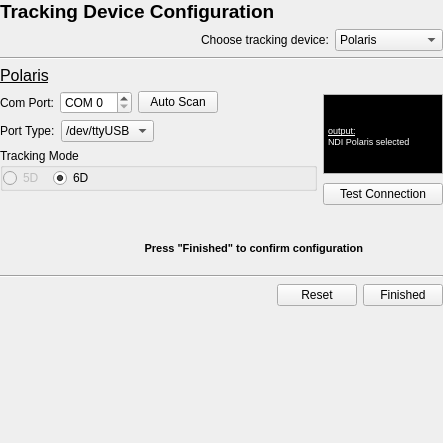
Old version of the form Modules/IGTUI/Qmitk/QmitkTrackingDeviceConfigurationWidgetControls.ui in the repository MITK/MITK.
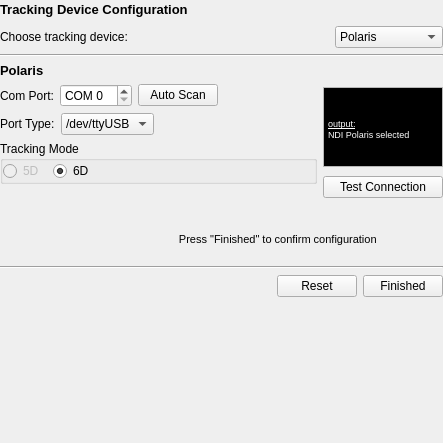
New version of the form.

Commit message: unified font sizes

```diff
--- a/Modules/IGTUI/Qmitk/QmitkTrackingDeviceConfigurationWidgetControls.ui
+++ b/Modules/IGTUI/Qmitk/QmitkTrackingDeviceConfigurationWidgetControls.ui
@@ -41,7 +41,7 @@
 &lt;html&gt;&lt;head&gt;&lt;meta name=&quot;qrichtext&quot; content=&quot;1&quot; /&gt;&lt;style type=&quot;text/css&quot;&gt;
 p, li { white-space: pre-wrap; }
 &lt;/style&gt;&lt;/head&gt;&lt;body style=&quot; font-family:'MS Shell Dlg 2'; font-size:7.8pt; font-weight:400; font-style:normal;&quot;&gt;
-&lt;p style=&quot; margin-top:0px; margin-bottom:0px; margin-left:0px; margin-right:0px; -qt-block-indent:0; text-indent:0px;&quot;&gt;&lt;span style=&quot; font-size:14pt; font-weight:600;&quot;&gt;Tracking Device Configuration&lt;/span&gt;&lt;/p&gt;&lt;/body&gt;&lt;/html&gt;</string>
+&lt;p style=&quot; margin-top:0px; margin-bottom:0px; margin-left:0px; margin-right:0px; -qt-block-indent:0; text-indent:0px;&quot;&gt;&lt;span style=&quot; font-size:10pt; font-weight:600;&quot;&gt;Tracking Device Configuration&lt;/span&gt;&lt;/p&gt;&lt;/body&gt;&lt;/html&gt;</string>
              </property>
             </widget>
            </item>
@@ -62,19 +62,6 @@
          </item>
          <item>
           <layout class="QHBoxLayout" name="horizontalLayout">
-           <item>
-            <spacer name="horizontalSpacer">
-             <property name="orientation">
-              <enum>Qt::Horizontal</enum>
-             </property>
-             <property name="sizeHint" stdset="0">
-              <size>
-               <width>128</width>
-               <height>20</height>
-              </size>
-             </property>
-            </spacer>
-           </item>
            <item>
             <widget class="QLabel" name="choose_tracking_device_label">
              <property name="text">
@@ -82,6 +69,19 @@
              </property>
             </widget>
            </item>
+           <item>
+            <spacer name="horizontalSpacer">
+             <property name="orientation">
+              <enum>Qt::Horizontal</enum>
+             </property>
+             <property name="sizeHint" stdset="0">
+              <size>
+               <width>128</width>
+               <height>20</height>
+              </size>
+             </property>
+            </spacer>
+           </item>
            <item>
             <widget class="QComboBox" name="m_trackingDeviceChooser">
              <property name="sizePolicy">
@@ -138,7 +138,7 @@
 &lt;html&gt;&lt;head&gt;&lt;meta name=&quot;qrichtext&quot; content=&quot;1&quot; /&gt;&lt;style type=&quot;text/css&quot;&gt;
 p, li { white-space: pre-wrap; }
 &lt;/style&gt;&lt;/head&gt;&lt;body style=&quot; font-family:'MS Shell Dlg 2'; font-size:7.8pt; font-weight:400; font-style:normal;&quot;&gt;
-&lt;p style=&quot; margin-top:0px; margin-bottom:0px; margin-left:0px; margin-right:0px; -qt-block-indent:0; text-indent:0px;&quot;&gt;&lt;span style=&quot; font-size:12pt; text-decoration: underline;&quot;&gt;Polaris&lt;/span&gt;&lt;/p&gt;&lt;/body&gt;&lt;/html&gt;</string>
+&lt;p style=&quot; margin-top:0px; margin-bottom:0px; margin-left:0px; margin-right:0px; -qt-block-indent:0; text-indent:0px;&quot;&gt;&lt;span style=&quot; font-size:10pt; font-weight:600;&quot;&gt;Polaris&lt;/span&gt;&lt;/p&gt;&lt;/body&gt;&lt;/html&gt;</string>
                </property>
               </widget>
              </item>
@@ -365,7 +365,7 @@
 &lt;html&gt;&lt;head&gt;&lt;meta name=&quot;qrichtext&quot; content=&quot;1&quot; /&gt;&lt;style type=&quot;text/css&quot;&gt;
 p, li { white-space: pre-wrap; }
 &lt;/style&gt;&lt;/head&gt;&lt;body style=&quot; font-family:'MS Shell Dlg 2'; font-size:7.8pt; font-weight:400; font-style:normal;&quot;&gt;
-&lt;p style=&quot; margin-top:0px; margin-bottom:0px; margin-left:0px; margin-right:0px; -qt-block-indent:0; text-indent:0px;&quot;&gt;&lt;span style=&quot; font-size:12pt; text-decoration: underline;&quot;&gt;Aurora&lt;/span&gt;&lt;/p&gt;&lt;/body&gt;&lt;/html&gt;</string>
+&lt;p style=&quot; margin-top:0px; margin-bottom:0px; margin-left:0px; margin-right:0px; -qt-block-indent:0; text-indent:0px;&quot;&gt;&lt;span style=&quot; font-size:10pt; font-weight:600;&quot;&gt;Aurora&lt;/span&gt;&lt;/p&gt;&lt;/body&gt;&lt;/html&gt;</string>
                </property>
               </widget>
              </item>
@@ -528,7 +528,7 @@
 &lt;html&gt;&lt;head&gt;&lt;meta name=&quot;qrichtext&quot; content=&quot;1&quot; /&gt;&lt;style type=&quot;text/css&quot;&gt;
 p, li { white-space: pre-wrap; }
 &lt;/style&gt;&lt;/head&gt;&lt;body style=&quot; font-family:'MS Shell Dlg 2'; font-size:7.8pt; font-weight:400; font-style:normal;&quot;&gt;
-&lt;p style=&quot; margin-top:0px; margin-bottom:0px; margin-left:0px; margin-right:0px; -qt-block-indent:0; text-indent:0px;&quot;&gt;&lt;span style=&quot; font-size:12pt; text-decoration: underline;&quot;&gt;MicronTracker&lt;/span&gt;&lt;/p&gt;&lt;/body&gt;&lt;/html&gt;</string>
+&lt;p style=&quot; margin-top:0px; margin-bottom:0px; margin-left:0px; margin-right:0px; -qt-block-indent:0; text-indent:0px;&quot;&gt;&lt;span style=&quot; font-size:10pt; font-weight:600;&quot;&gt;MicronTracker&lt;/span&gt;&lt;/p&gt;&lt;/body&gt;&lt;/html&gt;</string>
                </property>
               </widget>
              </item>
@@ -677,7 +677,7 @@
 &lt;html&gt;&lt;head&gt;&lt;meta name=&quot;qrichtext&quot; content=&quot;1&quot; /&gt;&lt;style type=&quot;text/css&quot;&gt;
 p, li { white-space: pre-wrap; }
 &lt;/style&gt;&lt;/head&gt;&lt;body style=&quot; font-family:'MS Shell Dlg 2'; font-size:7.8pt; font-weight:400; font-style:normal;&quot;&gt;
-&lt;p style=&quot; margin-top:0px; margin-bottom:0px; margin-left:0px; margin-right:0px; -qt-block-indent:0; text-indent:0px;&quot;&gt;&lt;span style=&quot; font-size:12pt; text-decoration: underline;&quot;&gt;Optitrack&lt;/span&gt;&lt;/p&gt;&lt;/body&gt;&lt;/html&gt;</string>
+&lt;p style=&quot; margin-top:0px; margin-bottom:0px; margin-left:0px; margin-right:0px; -qt-block-indent:0; text-indent:0px;&quot;&gt;&lt;span style=&quot; font-size:10pt; font-weight:600;&quot;&gt;Optitrack&lt;/span&gt;&lt;/p&gt;&lt;/body&gt;&lt;/html&gt;</string>
                </property>
               </widget>
              </item>
@@ -883,13 +883,13 @@
          <item>
           <widget class="QLabel" name="configuration_finished_label">
            <property name="text">
-            <string>
-                          &lt;!DOCTYPE HTML PUBLIC &quot;-//W3C//DTD HTML 4.0//EN&quot; &quot;http://www.w3.org/TR/REC-html40/strict.dtd&quot;&gt;
-                          &lt;html&gt;&lt;head&gt;&lt;meta name=&quot;qrichtext&quot; content=&quot;1&quot; /&gt;&lt;style type=&quot;text/css&quot;&gt;
-                          p, li { white-space: pre-wrap; }
-                          &lt;/style&gt;&lt;/head&gt;&lt;body style=&quot; font-family:'MS Shell Dlg 2'; font-size:8.25pt; font-weight:400; font-style:normal;&quot;&gt;
-                          &lt;p align=&quot;right&quot; style=&quot; margin-top:0px; margin-bottom:0px; margin-left:0px; margin-right:0px; -qt-block-indent:0; text-indent:0px; font-size:8pt;&quot;&gt;&lt;span style=&quot; font-weight:600;&quot;&gt;Press &quot;Finished&quot; to confirm configuration&lt;/span&gt;&lt;/p&gt;&lt;/body&gt;&lt;/html&gt;
-                        </string>
+            <string>&lt;!DOCTYPE HTML PUBLIC &quot;-//W3C//DTD HTML 4.0//EN&quot; &quot;http://www.w3.org/TR/REC-html40/strict.dtd&quot;&gt;
+&lt;html&gt;&lt;head&gt;&lt;meta name=&quot;qrichtext&quot; content=&quot;1&quot; /&gt;&lt;style type=&quot;text/css&quot;&gt;
+p, li { white-space: pre-wrap; }
+&lt;/style&gt;&lt;/head&gt;&lt;body style=&quot; font-family:'MS Shell Dlg 2'; font-size:7.8pt; font-weight:400; font-style:normal;&quot;&gt;
+&lt;p style=&quot; margin-top:0px; margin-bottom:0px; margin-left:0px; margin-right:0px; -qt-block-indent:0; text-indent:0px;&quot;&gt;                          &lt;/p&gt;
+&lt;p style=&quot; margin-top:0px; margin-bottom:0px; margin-left:0px; margin-right:0px; -qt-block-indent:0; text-indent:0px;&quot;&gt;&lt;span style=&quot; font-size:8pt;&quot;&gt;                          &lt;/span&gt;&lt;/p&gt;
+&lt;p align=&quot;right&quot; style=&quot; margin-top:0px; margin-bottom:0px; margin-left:0px; margin-right:0px; -qt-block-indent:0; text-indent:0px;&quot;&gt;&lt;span style=&quot; font-size:8pt;&quot;&gt;Press &amp;quot;Finished&amp;quot; to confirm configuration&lt;/span&gt;                        &lt;/p&gt;&lt;/body&gt;&lt;/html&gt;</string>
            </property>
           </widget>
          </item>
```
The commit also changes 3 other files.
